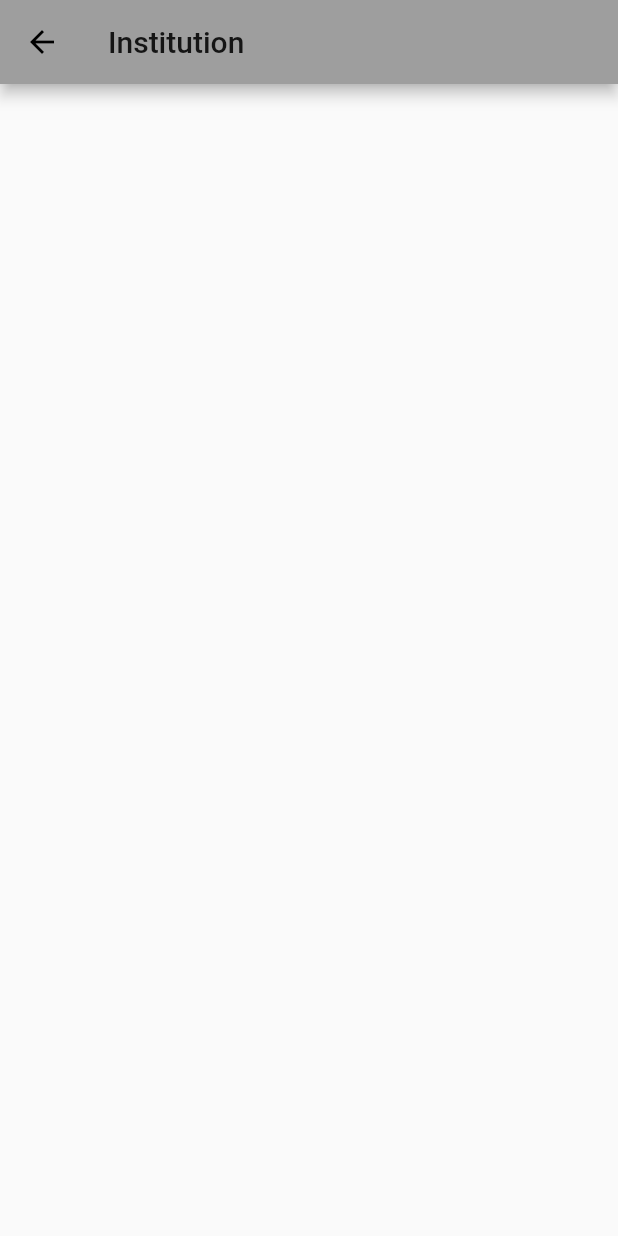
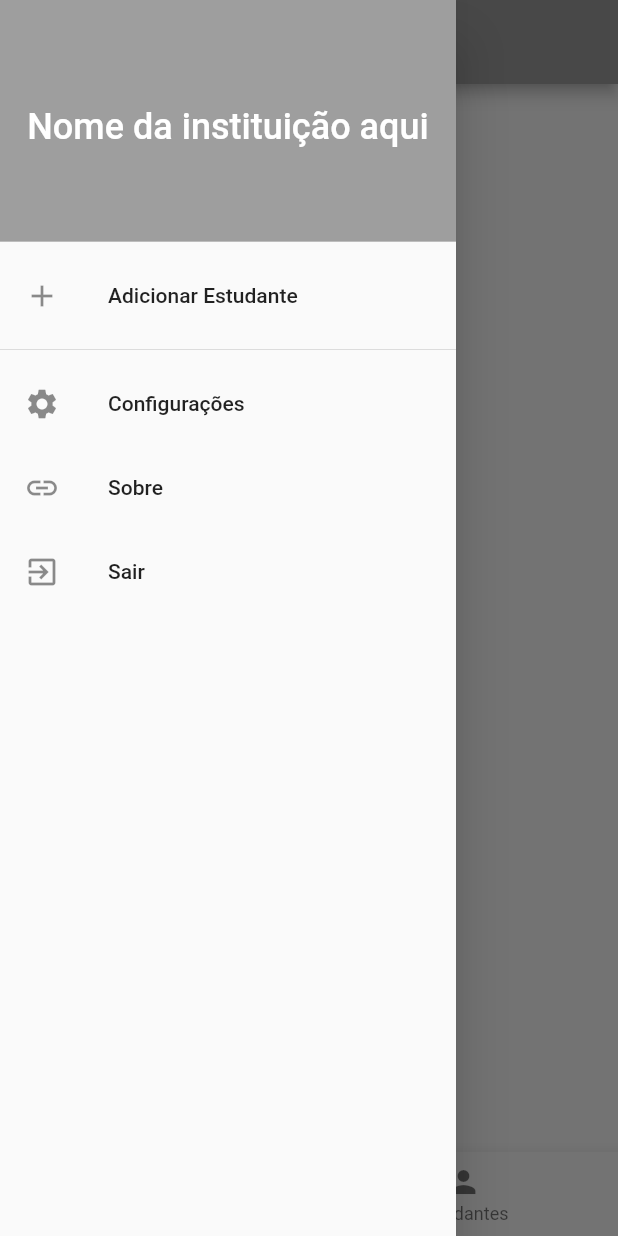
Before and after one commit to PI3-G4/StudentCare-APP, a Flutter app: the InstitutionPage screen opened by its route, with the side drawer open (before the commit the screen has no drawer), on a phone screen of 412 x 824 dp. Run offline on Flutter 3.47's test engine with Material 2 defaults, Android fonts, the phone set to English and light mode, and no system bars; our stand-ins replace connectivity, flutter_mobx, flutter_modular, getwidget, mobx, shared_preferences; missing offline and left inert: requests; accounts and stored records are empty; generated files the repository leaves out were written again.

Commit message:
Início da dashboard da instituição

```diff
--- /dev/null
+++ b/lib/app/modules/institution/info/info_widget.dart
@@ -0,0 +1,10 @@
+import 'package:flutter/material.dart';
+
+class InfoWidget extends StatelessWidget {
+  @override
+  Widget build(BuildContext context) {
+    return Center(
+      child: Text("Sou a tela Info"),
+    );
+  }
+}
--- a/lib/app/modules/institution/institution_module.dart
+++ b/lib/app/modules/institution/institution_module.dart
@@ -1,3 +1,5 @@
+import 'info/info_controller.dart';
+import 'students/students_controller.dart';
 import 'institution_controller.dart';
 import 'package:flutter_modular/flutter_modular.dart';
 
@@ -6,6 +8,8 @@ import 'institution_page.dart';
 class InstitutionModule extends ChildModule {
   @override
   List<Bind> get binds => [
+        $InfoController,
+        $StudentsController,
         $InstitutionController,
       ];
 
--- a/lib/app/modules/institution/institution_page.dart
+++ b/lib/app/modules/institution/institution_page.dart
@@ -1,5 +1,9 @@
 import 'package:flutter/material.dart';
+import 'package:flutter_mobx/flutter_mobx.dart';
 import 'package:flutter_modular/flutter_modular.dart';
+import 'package:getwidget/components/button/gf_button.dart';
+import 'package:getwidget/components/button/gf_icon_button.dart';
+import 'package:getwidget/size/gf_size.dart';
 import 'institution_controller.dart';
 
 class InstitutionPage extends StatefulWidget {
@@ -17,13 +21,67 @@ class _InstitutionPageState
 
   @override
   Widget build(BuildContext context) {
-    return Scaffold(
-      appBar: AppBar(
-        title: Text(widget.title),
-      ),
-      body: Column(
-        children: <Widget>[],
-      ),
+    return Observer(
+      builder: (_) {
+        final drawer = Drawer(
+          child: ListView(
+            padding: EdgeInsets.zero,
+            children: [
+              DrawerHeader(
+                decoration: BoxDecoration(color: Theme.of(context).accentColor),
+                child: Center(
+                  child: Text(
+                    'Nome da instituição aqui',
+                    style: TextStyle(color: Colors.white, fontSize: 24),
+                  ),
+                ),
+              ),
+              ListTile(
+                leading: Icon(Icons.add),
+                title: Text('Adicionar Estudante'),
+                onTap: () {},
+              ),
+              Divider(),
+              ListTile(
+                leading: Icon(Icons.settings),
+                title: Text('Configurações'),
+                onTap: () {},
+              ),
+              ListTile(
+                leading: Icon(Icons.link),
+                title: Text('Sobre'),
+                onTap: () {},
+              ),
+              ListTile(
+                leading: Icon(Icons.exit_to_app),
+                title: Text('Sair'),
+                onTap: () {},
+              ),
+            ],
+          ),
+        );
+
+        final bottomNavigationBar = BottomNavigationBar(
+          items: [
+            BottomNavigationBarItem(
+                icon: Icon(Icons.info), label: 'Informações'),
+            BottomNavigationBarItem(
+                icon: Icon(Icons.person), label: 'Estudantes')
+          ],
+          currentIndex: controller.selected,
+          selectedItemColor: Colors.black,
+          onTap: (index) => {controller.selected = index},
+        );
+
+        return Scaffold(
+          appBar: AppBar(
+            title: Text('StudentCare'),
+          ),
+          body: controller.pages.elementAt(controller.selected),
+          bottomNavigationBar: bottomNavigationBar,
+          drawer: drawer,
+        );
+      },
     );
   }
 }
```
Also changed, not shown: lib/app/modules/institution/info/info_controller.dart (added, +17 -0 lines), lib/app/modules/institution/institution_controller.dart (+6 -5 lines), lib/app/modules/institution/students/students_controller.dart (added, +17 -0 lines), lib/app/modules/institution/students/students_widget.dart (added, +10 -0 lines), lib/app/modules/institution/info/info_controller.g.dart (added), lib/app/modules/institution/institution_controller.g.dart, lib/app/modules/institution/students/students_controller.g.dart (added), 4 other files.
